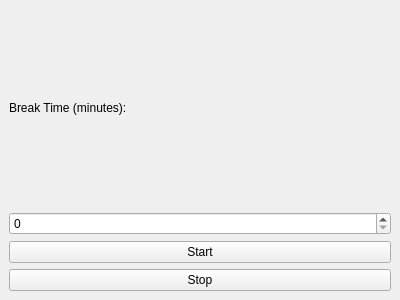
The window that breaktimer.ui (BMichaud7/BreakTimer) describes before a commit, drawn with Qt 5.
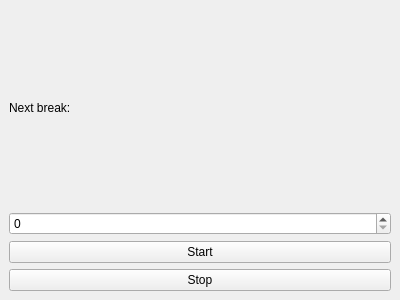
The same window after the commit.

Commit message: Format and Comments

Patch:
```diff
--- a/breaktimer.ui
+++ b/breaktimer.ui
@@ -18,7 +18,7 @@
     <item>
      <widget class="QLabel" name="label">
       <property name="text">
-       <string>Break Time (minutes):</string>
+       <string>Next break:</string>
       </property>
      </widget>
     </item>
```
Left out of the diff: 8 changed lines with no effect on the pictures. The commit also changes 2 other files.
